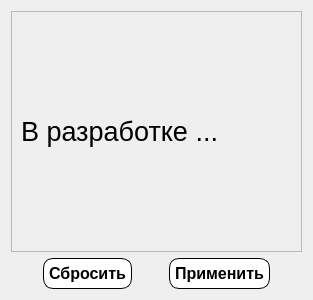
First picture: the form in Gui/Filters/Admin/f_profit.ui, repository MyEdit/Casino_Client, before the edit.
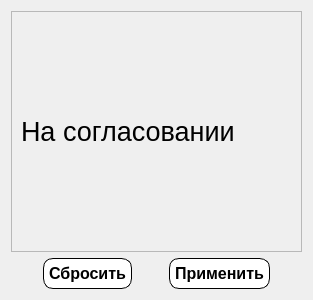
Second picture: the form after the edit.

What changed in the file:
```diff
--- a/Gui/Filters/Admin/f_profit.ui
+++ b/Gui/Filters/Admin/f_profit.ui
@@ -38,7 +38,7 @@
           </font>
          </property>
          <property name="text">
-          <string>В разработке ...</string>
+          <string>На согласовании</string>
          </property>
         </widget>
        </item>
```
